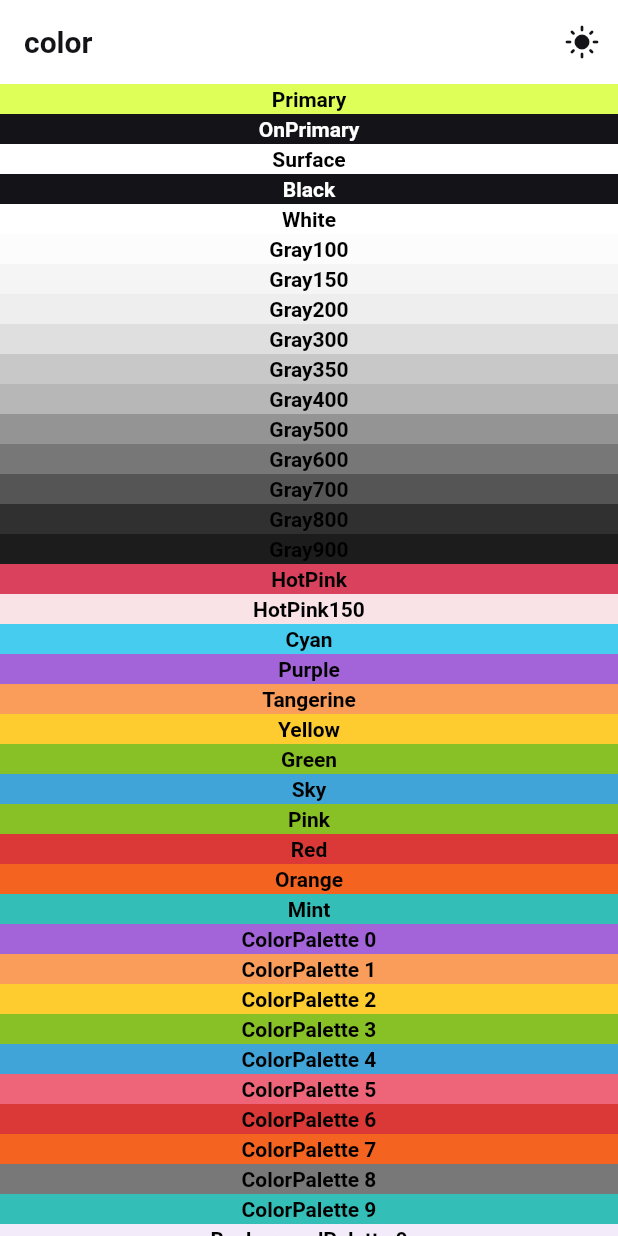
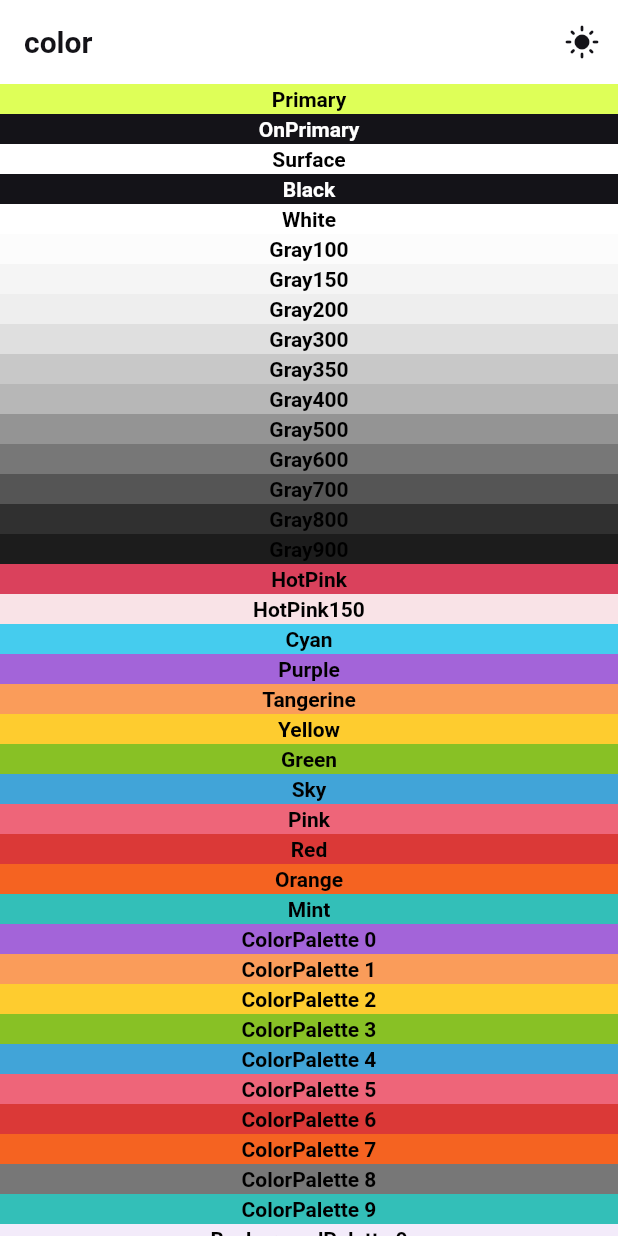
Before and after one commit to noncelab/coconut_design_system, a Flutter app: the ColorScreen screen opened by its route, on a phone screen of 412 x 824 dp. Run offline on Flutter 3.47's test engine with Material 3 defaults, Android fonts, the phone set to English and light mode, and no system bars; our stand-ins replace go_router; Roboto replaces fonts that are missing (Pretendard).

Commit message:
feat: add button and label colors

```diff
--- a/example/lib/screens/color.dart
+++ b/example/lib/screens/color.dart
@@ -48,9 +48,7 @@ class ColorScreen extends StatelessWidget {
               'Mint': CoconutColors.mint,
             };
 
-            final colorPalette = isDarkMode
-                ? CoconutColors.colorPaletteDark
-                : CoconutColors.colorPaletteLight;
+            const colorPalette = CoconutColors.colorPalette;
             for (int i = 0; i < colorPalette.length; i++) {
               colorMap['ColorPalette $i'] = colorPalette[i];
             }
--- a/lib/src/common/colors.dart
+++ b/lib/src/common/colors.dart
@@ -26,23 +26,23 @@ class CoconutColors {
   static const Color yellow = Color(0xFFFECC2F);
   static const Color green = Color(0xFF88C125);
   static const Color sky = Color(0xFF41A4D8);
-  static const Color pink = Color(0xFF88C125);
+  static const Color pink = Color(0xFFEE6579);
   static const Color red = Color(0xFFDB3937);
   static const Color orange = Color(0xFFF56321);
   static const Color mint = Color(0xFF33BFB8);
 
   /// **Light mode color palette**
-  static const List<Color> colorPaletteLight = [
-    Color(0xFFA364D9), // Purple
-    Color(0xFFFA9C5A), // Apricot
-    Color(0xFFFECC2F), // Yellow
-    Color(0xFF88C125), // Green
-    Color(0xFF41A4D8), // Blue
-    Color(0xFFEE6579), // Pink
-    Color(0xFFDB3937), // Red
-    Color(0xFFF56321), // Orange
-    Color(0xFF787878), // Light Grey
-    Color(0xFF33BFB8), // Mint
+  static const List<Color> colorPalette = [
+    purple,
+    tangerine,
+    yellow,
+    green,
+    sky,
+    pink,
+    red,
+    orange,
+    gray600,
+    mint,
   ];
 
   /// **Light mode background color palette (with opacity)**
@@ -57,20 +57,6 @@ class CoconutColors {
     Color(0x21F56321), // Orange (opacity 0.13)
     Color(0x1A656565), // Light Grey (opacity 0.1)
     Color(0x1A33BFB8), // Mint (opacity 0.1)
-  ];
-
-  /// **Dark mode color palette**
-  static const List<Color> colorPaletteDark = [
-    Color(0xFFA364D9), // Purple
-    Color(0xFFFA9C5A), // Apricot
-    Color(0xFFFECC2F), // Yellow
-    Color(0xFF88C125), // Green
-    Color(0xFF41A4D8), // Blue
-    Color(0xFFEE6579), // Pink
-    Color(0xFFDB3937), // Red
-    Color(0xFFF56321), // Orange
-    Color(0xFF9A9A9A), // Light Grey
-    Color(0xFF33BFB8), // Mint
   ];
 
   /// **Dark mode background color palette (with opacity)**
@@ -94,4 +80,25 @@ class CoconutColors {
   static Color surface(Brightness brightness) => brightness == Brightness.dark
       ? const Color(0xFF141318)
       : const Color(0xFFFFFFFF);
+
+  static Color normalButtonColor(Brightness brightness) =>
+      brightness == Brightness.dark
+          ? const Color(0xFFFFFFFF)
+          : const Color(0xFF141318);
+
+  static Color pressedButtonColor(Brightness brightness) =>
+      brightness == Brightness.dark
+          ? const Color(0x80FFFFFF)
+          : const Color(0x80141318);
+
+  static Color normalPrimaryButtonColor() => const Color(0xFFDEFF58);
+  static Color pressedPrimaryButtonColor() => const Color(0x80DEFF58);
+  static Color disabledButtonColor(Brightness brightness) =>
+      brightness == Brightness.dark ? gray800 : gray150;
+
+  static Color buttonLabelColor(Brightness brightness) =>
+      brightness == Brightness.dark ? black : white;
+  static Color primaryButtonLabelColor() => black;
+  static Color disabledButtonLabelColor(Brightness brightness) =>
+      brightness == Brightness.dark ? gray700 : gray350;
 }
--- a/lib/src/theme/color_scheme.dart
+++ b/lib/src/theme/color_scheme.dart
@@ -33,7 +33,7 @@ class CoconutColorScheme {
     red: CoconutColors.red,
     orange: CoconutColors.orange,
     mint: CoconutColors.mint,
-    colorPalette: CoconutColors.colorPaletteLight,
+    colorPalette: CoconutColors.colorPalette,
     backgroundColorPalette: CoconutColors.backgroundColorPaletteLight,
   );
 
@@ -67,7 +67,7 @@ class CoconutColorScheme {
     red: CoconutColors.red,
     orange: CoconutColors.orange,
     mint: CoconutColors.mint,
-    colorPalette: CoconutColors.colorPaletteDark,
+    colorPalette: CoconutColors.colorPalette,
     backgroundColorPalette: CoconutColors.backgroundColorPaletteDark,
   );
   final Color primary;
```
